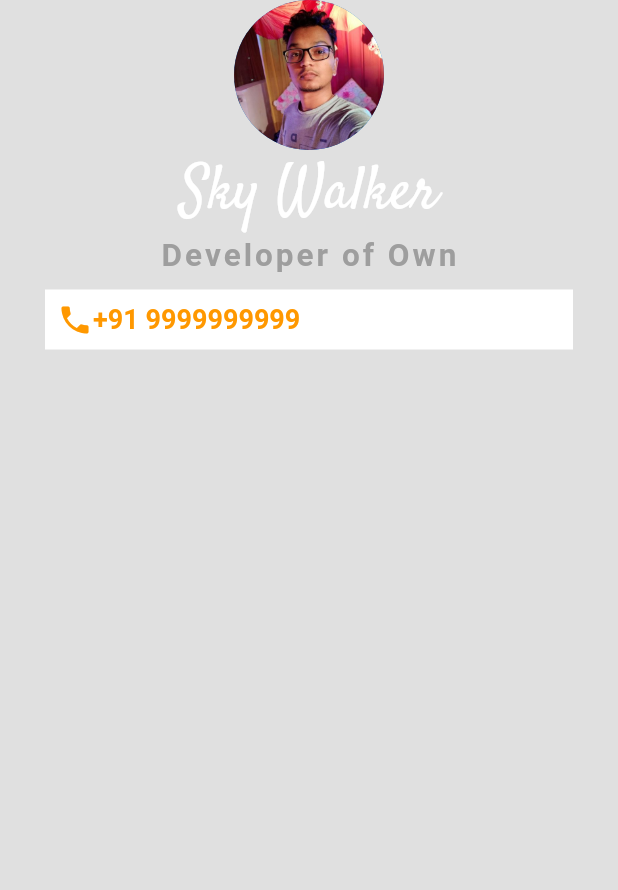
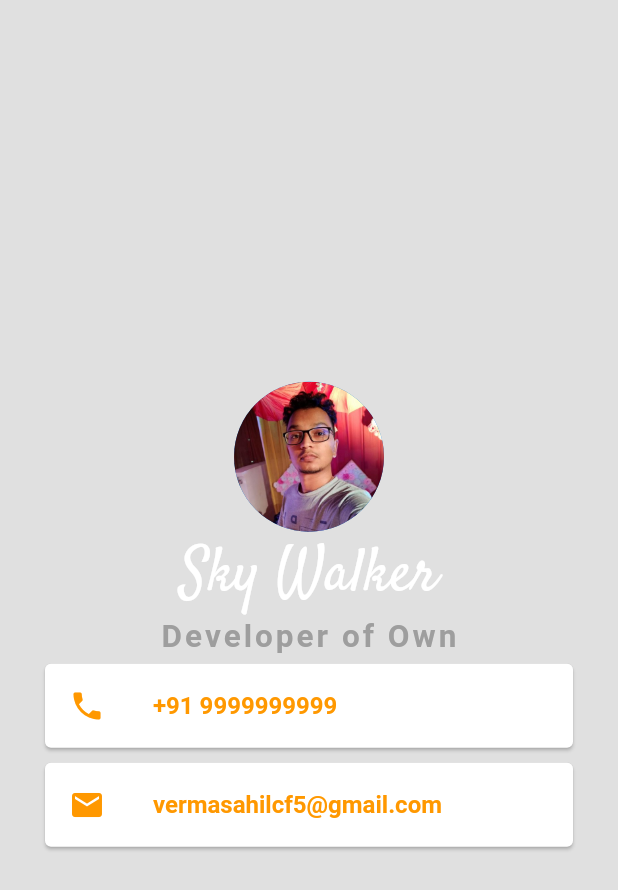
Before and after one commit to Lihaas/Flutter, a Flutter app: the screen it shows after launch, on a phone screen of 412 x 824 dp. Shown: the top 890 px of the screen. Run offline on Flutter 3.47's test engine with Material 2 defaults, Android fonts, the phone set to English and light mode, and no system bars.

Commit message:
create UI

```diff
--- a/3.UICard/ui_card/lib/main.dart
+++ b/3.UICard/ui_card/lib/main.dart
@@ -15,6 +15,7 @@ class MyApp extends StatelessWidget {
         body: SafeArea(
           child: Center(
             child: Column(
+              mainAxisAlignment: MainAxisAlignment.center,
               children: <Widget>[
                 CircleAvatar(
                   radius: 50,
@@ -37,27 +38,41 @@ class MyApp extends StatelessWidget {
                     fontWeight: FontWeight.bold,
                   ),
                 ),
-                Container(
+                Card(
                   color: Colors.white,
-                  margin: EdgeInsets.symmetric(vertical: 10, horizontal: 30),
-                  padding: EdgeInsets.all(8),
-                  child: Row(
-                    children: <Widget>[
-                      Icon(
+                  margin: EdgeInsets.symmetric(vertical: 5, horizontal: 30),
+                  child: ListTile(
+                    leading: Icon(
                       Icons.phone,
                       color: Colors.orange,
                     ),
-                      Text(
+                    title: Text(
                       '+91 9999999999',
                       style: TextStyle(
                         color: Colors.orange,
                         fontWeight: FontWeight.bold,
-                          fontSize: 18,
+                        fontSize: 16,
                       ),
                     ),
-                    ],
                   ),
                 ),
+                Card(
+                  color: Colors.white,
+                  margin: EdgeInsets.symmetric(vertical: 5, horizontal: 30),
+                  child: ListTile(
+                    leading: Icon(
+                      Icons.mail,
+                      color: Colors.orange,
+                    ),
+                    title: Text(
+                      "vermasahilcf5@gmail.com",
+                      style: TextStyle(
+                          color: Colors.orange,
+                          fontSize: 16,
+                          fontWeight: FontWeight.bold),
+                    ),
+                  ),
+                )
               ],
             ),
           ),
```
Lines whose indentation alone changed are shown as unchanged.
